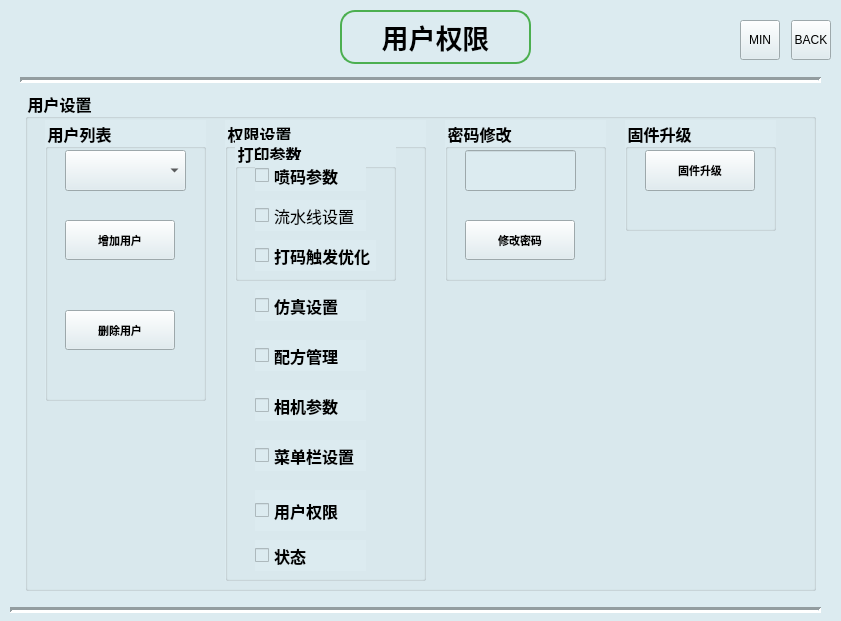
Old version of the form librecad/src/OCRdemo/user.ui in the repository Hcj1108/Librecad_AFP5000.
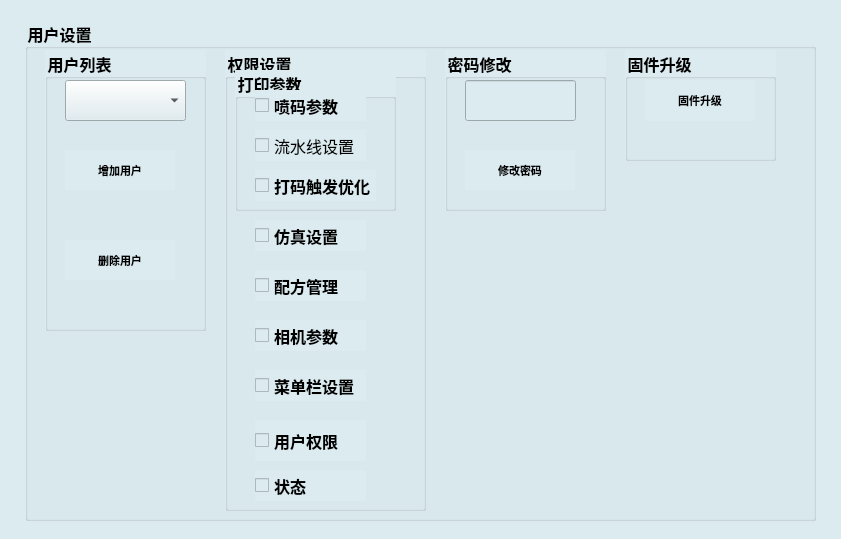
New version of the form. The open tabs and pages were chosen to show the change. Icons and pictures are not drawn.

```diff
--- a/librecad/src/OCRdemo/user.ui
+++ b/librecad/src/OCRdemo/user.ui
@@ -7,7 +7,7 @@
     <x>0</x>
     <y>0</y>
     <width>841</width>
-    <height>621</height>
+    <height>539</height>
    </rect>
   </property>
   <property name="windowTitle">
@@ -21,7 +21,7 @@
     <property name="geometry">
      <rect>
       <x>5</x>
-      <y>90</y>
+      <y>20</y>
       <width>831</width>
       <height>501</height>
      </rect>
@@ -44,7 +44,7 @@
       </property>
       <property name="font">
        <font>
-        <family>微软雅黑</family>
+        <family>Microsoft YaHei</family>
         <pointsize>12</pointsize>
         <bold>true</bold>
        </font>
@@ -72,7 +72,7 @@
        </property>
        <property name="font">
         <font>
-         <family>微软雅黑</family>
+         <family>Microsoft YaHei</family>
          <bold>true</bold>
         </font>
        </property>
@@ -90,7 +90,7 @@
         </property>
         <property name="font">
          <font>
-          <family>微软雅黑</family>
+          <family>Microsoft YaHei</family>
           <pointsize>12</pointsize>
          </font>
         </property>
@@ -112,14 +112,18 @@
         </property>
         <property name="font">
          <font>
-          <family>微软雅黑</family>
+          <family>Microsoft YaHei</family>
           <pointsize>8</pointsize>
           <italic>false</italic>
           <bold>true</bold>
          </font>
         </property>
         <property name="styleSheet">
-         <string notr="true">/* 按下状态 */
+         <string notr="true"> QToolButton {
+        opacity: 1;
+ 		border: none;
+}
+/* 按下状态 */
 QToolButton:pressed {
    background-color: #546E7A; /* 深石板灰 */
     background-image: none;
@@ -127,13 +131,7 @@
     padding-bottom: 8px;
     border: 1px solid #37474F; /* 深色边框模拟阴影 */
 }
- QToolButton {
-		background-color: qlineargradient(x1:0, y1:0, x2:0, y2:1, 
-    	stop:0 #ffffff,       /* 顶部：纯白（高光） */
-   		stop:0.15 #dcdcdc,    /* 过渡：浅灰 */
-    	stop:0.85 #a9a9a9,    /* 底部过渡：中灰 */
-    	stop:1 #e8e8e8        /* 底部：亮灰（反光） */);
-}</string>
+</string>
         </property>
         <property name="text">
          <string>增加用户</string>
@@ -163,14 +161,18 @@
         </property>
         <property name="font">
          <font>
-          <family>微软雅黑</family>
+          <family>Microsoft YaHei</family>
           <pointsize>8</pointsize>
           <italic>false</italic>
           <bold>true</bold>
          </font>
         </property>
         <property name="styleSheet">
-         <string notr="true">/* 按下状态 */
+         <string notr="true"> QToolButton {
+        opacity: 1;
+ 		border: none;
+}
+/* 按下状态 */
 QToolButton:pressed {
    background-color: #546E7A; /* 深石板灰 */
     background-image: none;
@@ -178,13 +180,7 @@
     padding-bottom: 8px;
     border: 1px solid #37474F; /* 深色边框模拟阴影 */
 }
- QToolButton {
-		background-color: qlineargradient(x1:0, y1:0, x2:0, y2:1, 
-    	stop:0 #ffffff,       /* 顶部：纯白（高光） */
-   		stop:0.15 #dcdcdc,    /* 过渡：浅灰 */
-    	stop:0.85 #a9a9a9,    /* 底部过渡：中灰 */
-    	stop:1 #e8e8e8        /* 底部：亮灰（反光） */);
-}</string>
+</string>
         </property>
         <property name="text">
          <string>删除用户</string>
@@ -215,7 +211,7 @@
        </property>
        <property name="font">
         <font>
-         <family>微软雅黑</family>
+         <family>Microsoft YaHei</family>
          <bold>true</bold>
         </font>
        </property>
@@ -242,7 +238,7 @@
         </property>
         <property name="font">
          <font>
-          <family>微软雅黑</family>
+          <family>Microsoft YaHei</family>
           <pointsize>12</pointsize>
          </font>
         </property>
@@ -261,7 +257,7 @@
         </property>
         <property name="font">
          <font>
-          <family>微软雅黑</family>
+          <family>Microsoft YaHei</family>
           <pointsize>12</pointsize>
          </font>
         </property>
@@ -280,7 +276,7 @@
         </property>
         <property name="font">
          <font>
-          <family>微软雅黑</family>
+          <family>Microsoft YaHei</family>
           <pointsize>12</pointsize>
          </font>
         </property>
@@ -299,7 +295,7 @@
         </property>
         <property name="font">
          <font>
-          <family>微软雅黑</family>
+          <family>Microsoft YaHei</family>
           <pointsize>12</pointsize>
          </font>
         </property>
@@ -324,7 +320,7 @@
         </property>
         <property name="font">
          <font>
-          <family>微软雅黑</family>
+          <family>Microsoft YaHei</family>
           <pointsize>12</pointsize>
          </font>
         </property>
@@ -364,7 +360,7 @@
          </property>
          <property name="font">
           <font>
-           <family>微软雅黑</family>
+           <family>Microsoft YaHei</family>
            <pointsize>12</pointsize>
           </font>
          </property>
@@ -401,7 +397,7 @@
          </property>
          <property name="font">
           <font>
-           <family>微软雅黑</family>
+           <family>Microsoft YaHei</family>
            <pointsize>12</pointsize>
            <bold>false</bold>
           </font>
@@ -421,7 +417,7 @@
          </property>
          <property name="font">
           <font>
-           <family>微软雅黑</family>
+           <family>Microsoft YaHei</family>
            <pointsize>12</pointsize>
           </font>
          </property>
@@ -441,7 +437,7 @@
         </property>
         <property name="font">
          <font>
-          <family>微软雅黑</family>
+          <family>Microsoft YaHei</family>
           <pointsize>12</pointsize>
          </font>
         </property>
@@ -461,7 +457,7 @@
        </property>
        <property name="font">
         <font>
-         <family>微软雅黑</family>
+         <family>Microsoft YaHei</family>
          <bold>true</bold>
         </font>
        </property>
@@ -479,7 +475,7 @@
         </property>
         <property name="font">
          <font>
-          <family>微软雅黑</family>
+          <family>Microsoft YaHei</family>
           <pointsize>12</pointsize>
          </font>
         </property>
@@ -498,14 +494,18 @@
         </property>
         <property name="font">
          <font>
-          <family>微软雅黑</family>
+          <family>Microsoft YaHei</family>
           <pointsize>8</pointsize>
           <italic>false</italic>
           <bold>true</bold>
          </font>
         </property>
         <property name="styleSheet">
-         <string notr="true">/* 按下状态 */
+         <string notr="true"> QToolButton {
+        opacity: 1;
+ 		border: none;
+}
+/* 按下状态 */
 QToolButton:pressed {
    background-color: #546E7A; /* 深石板灰 */
     background-image: none;
@@ -513,13 +513,7 @@
     padding-bottom: 8px;
     border: 1px solid #37474F; /* 深色边框模拟阴影 */
 }
- QToolButton {
-		background-color: qlineargradient(x1:0, y1:0, x2:0, y2:1, 
-    	stop:0 #ffffff,       /* 顶部：纯白（高光） */
-   		stop:0.15 #dcdcdc,    /* 过渡：浅灰 */
-    	stop:0.85 #a9a9a9,    /* 底部过渡：中灰 */
-    	stop:1 #e8e8e8        /* 底部：亮灰（反光） */);
-}</string>
+</string>
         </property>
         <property name="text">
          <string>修改密码</string>
@@ -550,7 +544,7 @@
        </property>
        <property name="font">
         <font>
-         <family>微软雅黑</family>
+         <family>Microsoft YaHei</family>
          <bold>true</bold>
         </font>
        </property>
@@ -568,13 +562,17 @@
         </property>
         <property name="font">
          <font>
-          <family>微软雅黑</family>
+          <family>Microsoft YaHei</family>
           <pointsize>8</pointsize>
           <bold>true</bold>
          </font>
         </property>
         <property name="styleSheet">
-         <string notr="true">/* 按下状态 */
+         <string notr="true"> QToolButton {
+        opacity: 1;
+ 		border: none;
+}
+/* 按下状态 */
 QToolButton:pressed {
    background-color: #546E7A; /* 深石板灰 */
     background-image: none;
@@ -582,13 +580,7 @@
     padding-bottom: 8px;
     border: 1px solid #37474F; /* 深色边框模拟阴影 */
 }
- QToolButton {
-		background-color: qlineargradient(x1:0, y1:0, x2:0, y2:1, 
-    	stop:0 #ffffff,       /* 顶部：纯白（高光） */
-   		stop:0.15 #dcdcdc,    /* 过渡：浅灰 */
-    	stop:0.85 #a9a9a9,    /* 底部过渡：中灰 */
-    	stop:1 #e8e8e8        /* 底部：亮灰（反光） */);
-}</string>
+</string>
         </property>
         <property name="text">
          <string>固件升级</string>
@@ -1034,149 +1026,6 @@
      </widget>
     </widget>
    </widget>
-   <widget class="QLabel" name="label">
-    <property name="geometry">
-     <rect>
-      <x>340</x>
-      <y>10</y>
-      <width>191</width>
-      <height>54</height>
-     </rect>
-    </property>
-    <property name="font">
-     <font>
-      <family>微软雅黑</family>
-      <pointsize>20</pointsize>
-      <bold>true</bold>
-     </font>
-    </property>
-    <property name="styleSheet">
-     <string notr="true">opacity: 1;
-border-radius: 15px;  
-border: 2px solid #4CAF50;
-padding: 5px 15px;
-min-width: 100px;
-min-height: 40px;</string>
-    </property>
-    <property name="text">
-     <string>用户权限</string>
-    </property>
-    <property name="alignment">
-     <set>Qt::AlignmentFlag::AlignCenter</set>
-    </property>
-   </widget>
-   <widget class="QToolButton" name="MIN">
-    <property name="geometry">
-     <rect>
-      <x>740</x>
-      <y>20</y>
-      <width>40</width>
-      <height>40</height>
-     </rect>
-    </property>
-    <property name="styleSheet">
-     <string notr="true">/* 按下状态 */
-QToolButton:pressed {
-   background-color: #546E7A; /* 深石板灰 */
-    background-image: none;
-    padding-top: 12px;
-    padding-bottom: 8px;
-    border: 1px solid #37474F; /* 深色边框模拟阴影 */
-}
- QToolButton {
-		background-color: qlineargradient(x1:0, y1:0, x2:0, y2:1, 
-    	stop:0 #ffffff,       /* 顶部：纯白（高光） */
-   		stop:0.15 #dcdcdc,    /* 过渡：浅灰 */
-    	stop:0.85 #a9a9a9,    /* 底部过渡：中灰 */
-    	stop:1 #e8e8e8        /* 底部：亮灰（反光） */);
-}</string>
-    </property>
-    <property name="text">
-     <string>MIN</string>
-    </property>
-    <property name="icon">
-     <iconset resource="../OCRdemo.qrc">
-      <normaloff>:/PIC/Resources/PICs/branch_close.png</normaloff>:/PIC/Resources/PICs/branch_close.png</iconset>
-    </property>
-    <property name="iconSize">
-     <size>
-      <width>16</width>
-      <height>16</height>
-     </size>
-    </property>
-   </widget>
-   <widget class="QToolButton" name="BACK">
-    <property name="geometry">
-     <rect>
-      <x>791</x>
-      <y>20</y>
-      <width>40</width>
-      <height>40</height>
-     </rect>
-    </property>
-    <property name="styleSheet">
-     <string notr="true">/* 按下状态 */
-QToolButton:pressed {
-   background-color: #546E7A; /* 深石板灰 */
-    background-image: none;
-    padding-top: 12px;
-    padding-bottom: 8px;
-    border: 1px solid #37474F; /* 深色边框模拟阴影 */
-}
- QToolButton {
-		background-color: qlineargradient(x1:0, y1:0, x2:0, y2:1, 
-    	stop:0 #ffffff,       /* 顶部：纯白（高光） */
-   		stop:0.15 #dcdcdc,    /* 过渡：浅灰 */
-    	stop:0.85 #a9a9a9,    /* 底部过渡：中灰 */
-    	stop:1 #e8e8e8        /* 底部：亮灰（反光） */);
-}</string>
-    </property>
-    <property name="text">
-     <string>BACK</string>
-    </property>
-    <property name="icon">
-     <iconset resource="../OCRdemo.qrc">
-      <normaloff>:/PIC/Resources/PICs/close.png</normaloff>:/PIC/Resources/PICs/close.png</iconset>
-    </property>
-    <property name="iconSize">
-     <size>
-      <width>16</width>
-      <height>16</height>
-     </size>
-    </property>
-   </widget>
-   <widget class="Line" name="line_3">
-    <property name="geometry">
-     <rect>
-      <x>10</x>
-      <y>600</y>
-      <width>811</width>
-      <height>20</height>
-     </rect>
-    </property>
-    <property name="lineWidth">
-     <number>3</number>
-    </property>
-    <property name="orientation">
-     <enum>Qt::Orientation::Horizontal</enum>
-    </property>
-   </widget>
-   <widget class="Line" name="line_4">
-    <property name="geometry">
-     <rect>
-      <x>20</x>
-      <y>70</y>
-      <width>801</width>
-      <height>20</height>
-     </rect>
-    </property>
-    <property name="lineWidth">
-     <number>3</number>
-    </property>
-    <property name="orientation">
-     <enum>Qt::Orientation::Horizontal</enum>
-    </property>
-   </widget>
   </widget>
  </widget>
  <layoutdefault spacing="6" margin="11"/>
```
Left out of the diff: 68 changed lines with no effect on the pictures.
